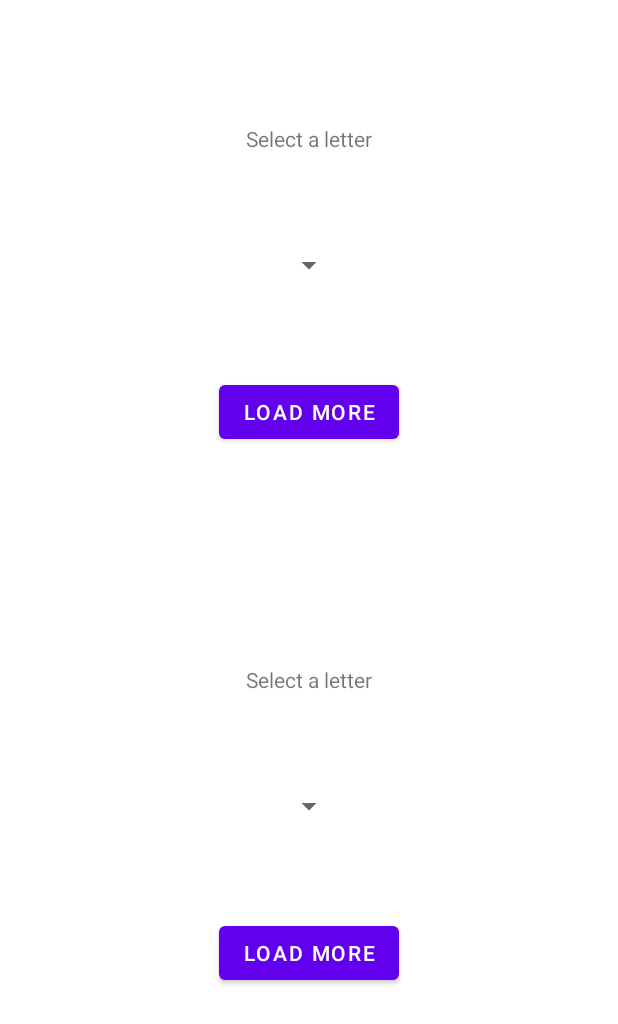
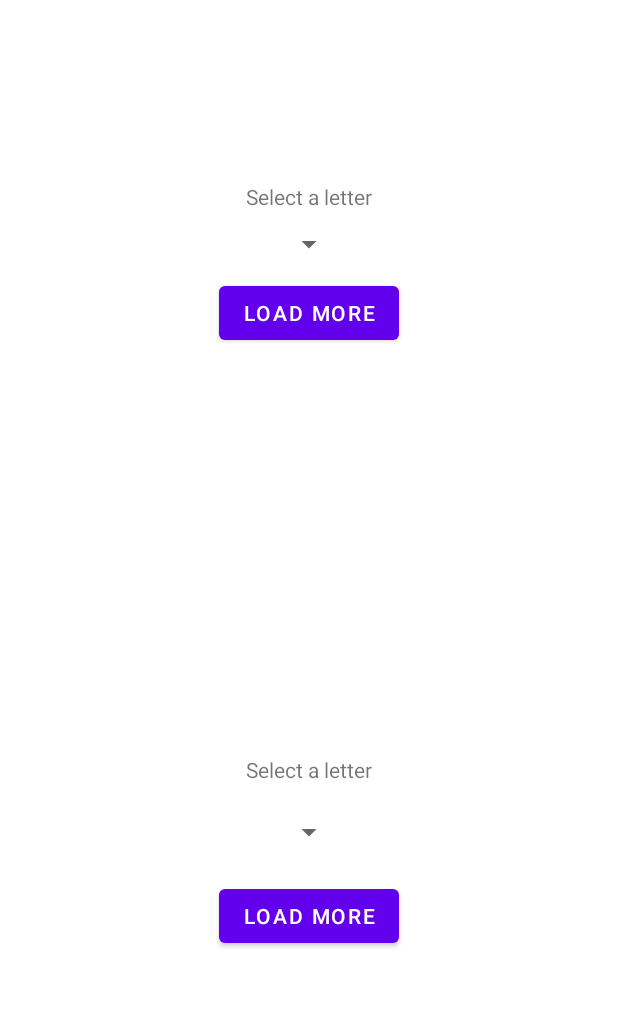
Before and after one commit to nckraghu/SwitchMapDemo, an Android app: the layout activity_main.xml on its own in the app's theme, with its tools: preview values and no code run, on a phone screen of 412 x 824 dp. Shown: the top 1024 px of the screen. Run offline under Robolectric (Android 15) with nearby library versions, the phone set to English and light mode, and no system bars.

Commit message:
Adjusted constraints to display views with vertical alignment with appropriate margins

```diff
--- a/app/src/main/res/layout/activity_main.xml
+++ b/app/src/main/res/layout/activity_main.xml
@@ -5,8 +5,8 @@
     android:layout_width="match_parent"
     android:layout_height="match_parent"
     android:paddingLeft="20dp"
+    android:paddingTop="20dp"
     android:paddingRight="20dp"
-    android:paddingTop="20dp"
     android:paddingBottom="20dp"
     tools:context=".MainActivity">
 
@@ -14,84 +14,99 @@
         android:id="@+id/spinner_text_view"
         android:layout_width="wrap_content"
         android:layout_height="wrap_content"
+        android:layout_marginTop="0dp"
         android:text="@string/select_a_letter"
+        app:layout_constraintBottom_toTopOf="@id/nameSpinner"
         app:layout_constraintEnd_toEndOf="parent"
         app:layout_constraintStart_toStartOf="parent"
         app:layout_constraintTop_toTopOf="parent"
-        app:layout_constraintBottom_toTopOf="@id/nameSpinner"
-        />
+        app:layout_constraintVertical_chainStyle="packed" />
 
     <Spinner
         android:id="@+id/nameSpinner"
         android:layout_width="wrap_content"
         android:layout_height="wrap_content"
+        android:layout_marginTop="10dp"
+        app:layout_constraintBottom_toTopOf="@id/load_more_btn"
         app:layout_constraintEnd_toEndOf="parent"
         app:layout_constraintStart_toStartOf="parent"
-        app:layout_constraintTop_toBottomOf="@id/spinner_text_view"
-        app:layout_constraintBottom_toTopOf="@id/load_more_btn"
-        />
+        app:layout_constraintTop_toBottomOf="@id/spinner_text_view" />
 
     <Button
         android:id="@+id/load_more_btn"
-        android:text="@string/more"
         android:layout_width="wrap_content"
         android:layout_height="wrap_content"
-        app:layout_constraintTop_toBottomOf="@id/nameSpinner"
-        app:layout_constraintBottom_toTopOf="@id/nameList"
+        android:layout_marginTop="10dp"
+        android:text="@string/more"
         app:layout_constraintEnd_toEndOf="parent"
         app:layout_constraintStart_toStartOf="parent"
+        app:layout_constraintTop_toBottomOf="@id/nameSpinner"
+        app:layout_constraintBottom_toTopOf="@id/horizontal_guideline"
         />
 
     <TextView
         android:id="@+id/nameList"
         android:layout_width="match_parent"
         android:layout_height="wrap_content"
-        app:layout_constraintTop_toBottomOf="@id/load_more_btn"
-        app:layout_constraintBottom_toTopOf="@id/spinner_text_view2"
+        android:minHeight="40dp"
+        android:maxLines="4"
+        android:layout_marginTop="40dp"
+        android:layout_marginBottom="40dp"
+        android:scrollbars="vertical"
         app:layout_constraintEnd_toEndOf="parent"
         app:layout_constraintStart_toStartOf="parent"
+        app:layout_constraintTop_toBottomOf="@id/load_more_btn"
         />
+
+    <androidx.constraintlayout.widget.Guideline
+        android:id="@+id/horizontal_guideline"
+        android:layout_width="wrap_content"
+        android:layout_height="wrap_content"
+        android:orientation="horizontal"
+        app:layout_constraintGuide_percent="0.4" />
+
 
     <TextView
         android:id="@+id/spinner_text_view2"
         android:layout_width="wrap_content"
         android:layout_height="wrap_content"
+        android:layout_marginTop="0dp"
         android:text="@string/select_a_letter"
+        app:layout_constraintBottom_toTopOf="@id/nameSpinner2"
         app:layout_constraintEnd_toEndOf="parent"
         app:layout_constraintStart_toStartOf="parent"
-        app:layout_constraintTop_toBottomOf="@id/nameList"
-        app:layout_constraintBottom_toTopOf="@id/nameSpinner2"
-        />
+        app:layout_constraintTop_toBottomOf="@id/horizontal_guideline"
+        app:layout_constraintVertical_chainStyle="packed" />
 
     <Spinner
         android:id="@+id/nameSpinner2"
         android:layout_width="wrap_content"
         android:layout_height="wrap_content"
+        android:layout_marginTop="20dp"
+        app:layout_constraintBottom_toTopOf="@id/load_more_btn2"
         app:layout_constraintEnd_toEndOf="parent"
         app:layout_constraintStart_toStartOf="parent"
-        app:layout_constraintTop_toBottomOf="@id/spinner_text_view2"
-        app:layout_constraintBottom_toTopOf="@id/load_more_btn2"
-        />
+        app:layout_constraintTop_toBottomOf="@id/spinner_text_view2" />
 
     <Button
         android:id="@+id/load_more_btn2"
-        android:text="@string/more"
         android:layout_width="wrap_content"
         android:layout_height="wrap_content"
-        app:layout_constraintTop_toBottomOf="@id/nameSpinner2"
-        app:layout_constraintBottom_toTopOf="@id/nameList2"
+        android:layout_marginTop="20dp"
+        android:text="@string/more"
         app:layout_constraintEnd_toEndOf="parent"
         app:layout_constraintStart_toStartOf="parent"
+        app:layout_constraintTop_toBottomOf="@id/nameSpinner2"
+        app:layout_constraintBottom_toBottomOf="parent"
         />
 
     <TextView
         android:id="@+id/nameList2"
         android:layout_width="match_parent"
         android:layout_height="wrap_content"
-        app:layout_constraintTop_toBottomOf="@id/load_more_btn2"
-        app:layout_constraintBottom_toBottomOf="parent"
         app:layout_constraintEnd_toEndOf="parent"
         app:layout_constraintStart_toStartOf="parent"
+        app:layout_constraintTop_toBottomOf="@id/load_more_btn2"
         />
 
 </androidx.constraintlayout.widget.ConstraintLayout>
--- a/app/src/main/res/values/spinnerNames.xml
+++ b/app/src/main/res/values/spinnerNames.xml
@@ -1,7 +1,7 @@
 <?xml version="1.0" encoding="utf-8"?>
 <resources>
     <string-array name="names_array">
-        <item>A</item>
-        <item>B</item>
+        <item>Nouns starting with A</item>
+        <item>Nouns starting with B</item>
     </string-array>
 </resources>
```
